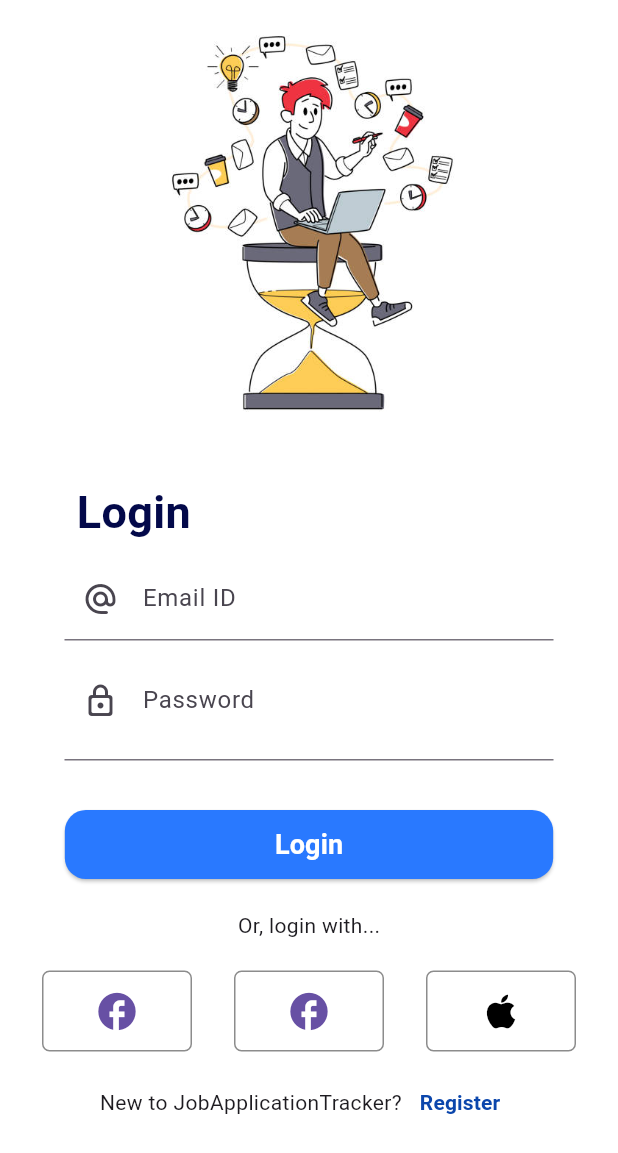
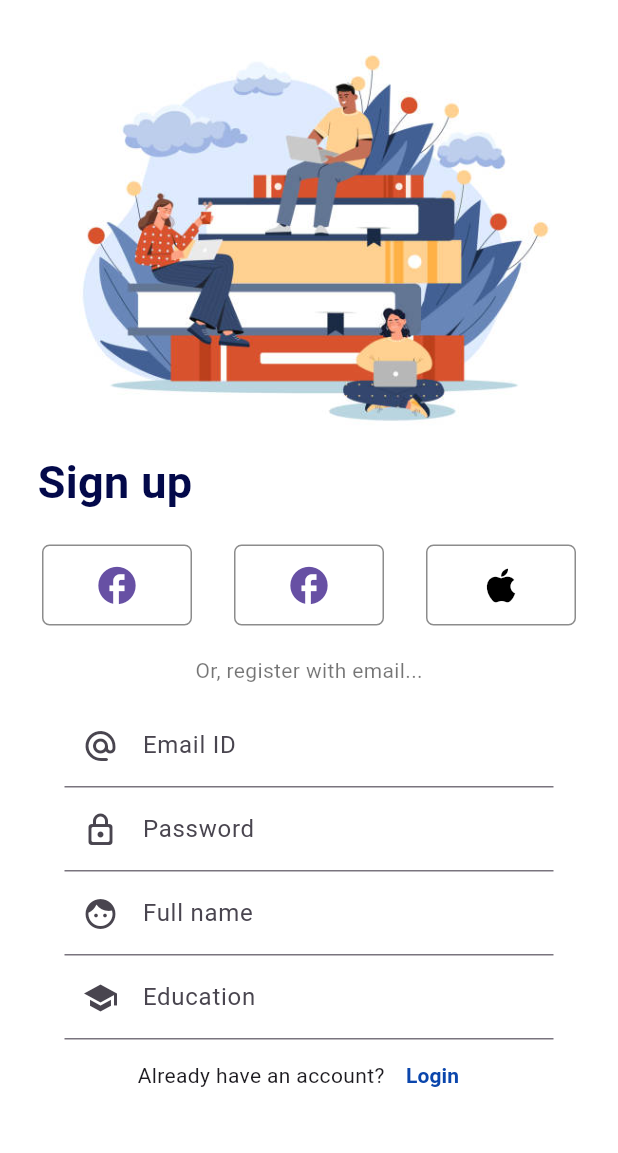
Before and after one commit to TanushreeBalakumar/job_application_tracker, a Flutter app: the screen it shows after launch, after a tap on "Register", on a phone screen of 412 x 824 dp. Shown: the top 1153 px of the screen. Run offline on Flutter 3.47's test engine with Material 3 defaults, Android fonts, the phone set to English and light mode, and no system bars; our stand-ins replace go_router.

Commit message:
feat: created SignUp page and added GoRouter

```diff
--- a/lib/main.dart
+++ b/lib/main.dart
@@ -1,13 +1,12 @@
 import 'package:flutter/material.dart';
 import 'package:flutter/services.dart';
-import 'package:job_application_tracker/pages/login_page.dart';
-
+import 'package:job_application_tracker/router.dart';
 
 void main() {
-   WidgetsFlutterBinding.ensureInitialized();
+  WidgetsFlutterBinding.ensureInitialized();
   SystemChrome.setEnabledSystemUIMode(SystemUiMode.edgeToEdge);
   SystemChrome.setSystemUIOverlayStyle(
-    SystemUiOverlayStyle(
+    const SystemUiOverlayStyle(
       statusBarColor: Colors.transparent,
     ),
   );
@@ -15,14 +14,15 @@ void main() {
   runApp(const MyApp());
 }
 
+
 class MyApp extends StatelessWidget {
   const MyApp({super.key});
 
   @override
   Widget build(BuildContext context) {
-    return MaterialApp(
+    return MaterialApp.router(
       debugShowCheckedModeBanner: false,
-      home: LoginPage(),
+      routerConfig: router,
     );
   }
 }
--- a/lib/pages/login_page.dart
+++ b/lib/pages/login_page.dart
@@ -1,4 +1,5 @@
 import 'package:flutter/material.dart';
+import 'package:go_router/go_router.dart';
 
 class LoginPage extends StatefulWidget {
   const LoginPage({super.key});
@@ -128,8 +129,11 @@ class _LoginPageState extends State<LoginPage> {
               mainAxisAlignment: MainAxisAlignment.center,
               children: [
                 Text('New to JobApplicationTracker?'),
-                TextButton(onPressed: () {},
-                child: Text('Register', style: TextStyle(color: const Color.fromARGB(255, 11, 70, 172), fontWeight: FontWeight.bold),)),
+                TextButton(
+                  onPressed: () {
+                    context.push('/signup');
+                  },
+                  child: Text('Register', style: TextStyle(color: const Color.fromARGB(255, 11, 70, 172), fontWeight: FontWeight.bold),)),
               ],
             ),
 
--- /dev/null
+++ b/lib/pages/signup_page.dart
@@ -0,0 +1,134 @@
+import 'package:flutter/material.dart';
+import 'package:go_router/go_router.dart';
+
+class SignupPage extends StatefulWidget {
+  const SignupPage({super.key});
+
+  @override
+  State<SignupPage> createState() => _SignupPageState();
+}
+
+class _SignupPageState extends State<SignupPage> {
+  @override
+  Widget build(BuildContext context) {
+    return Scaffold(
+      backgroundColor: Colors.white,
+      body: SafeArea(
+        child: Column(
+          children: [
+            Image.asset('assets/signup.jpg',
+            width: 400,
+            height: 300,
+            ),
+
+            Container(
+              width: double.infinity,
+              padding: const EdgeInsets.symmetric(horizontal: 25),
+              child: Text(
+                'Sign up',
+                style:
+                TextStyle(color: const Color.fromARGB(255, 3, 9, 74), fontWeight: FontWeight.bold, fontSize: 30,),
+                textAlign: TextAlign.left,
+              ),
+            ),
+
+            SizedBox(
+              height: 20
+            ),
+
+            Row(
+              mainAxisAlignment: MainAxisAlignment.spaceEvenly,
+              children: [
+                OutlinedButton.icon(
+                  onPressed: () {},
+                  label: Icon(Icons.facebook, size: 30,),
+                  style: OutlinedButton.styleFrom(
+                    shape: RoundedRectangleBorder(
+                      borderRadius: BorderRadius.circular(5),
+                    ),
+                    padding: const EdgeInsets.symmetric(horizontal: 35, vertical: 12),
+                    side: const BorderSide(color: Colors.black45),
+                  )
+                ),
+
+                OutlinedButton.icon(
+                  onPressed: () {},
+                  label: Icon(Icons.facebook, size: 30,),
+                  style: OutlinedButton.styleFrom(
+                    shape: RoundedRectangleBorder(
+                      borderRadius: BorderRadius.circular(5),
+                    ),
+                    padding: const EdgeInsets.symmetric(horizontal: 35, vertical: 12),
+                    side: const BorderSide(color: Colors.black45),
+                  )
+                ),
+
+                OutlinedButton.icon(
+                  onPressed: () {},
+                  label: Icon(Icons.apple, size: 30, color: Colors.black,),
+                  style: OutlinedButton.styleFrom(
+                    shape: RoundedRectangleBorder(
+                      borderRadius: BorderRadius.circular(5),
+                    ),
+                    padding: const EdgeInsets.symmetric(horizontal: 35, vertical: 12),
+                    side: const BorderSide(color: Colors.black45),
+                  )
+                ),
+              ],
+            ),
+
+            SizedBox(
+              height: 20,
+            ),
+
+            Text('Or, register with email...',
+            style: TextStyle(color: Colors.black54, fontSize: 14),
+            ),
+
+            Container(
+              padding: EdgeInsets.all(12),
+              width: 350,
+              child: Column(
+                crossAxisAlignment: CrossAxisAlignment.start,
+                children: [
+                  TextField(
+                    decoration: InputDecoration(
+                      labelText: 'Email ID', prefixIcon: Icon(Icons.alternate_email_rounded),
+                    ),
+                  ),
+                  TextField(
+                    decoration: InputDecoration(
+                      labelText: 'Password', prefixIcon: Icon(Icons.lock_outline_rounded),
+                    ),
+                  ),
+                  TextField(
+                    decoration: InputDecoration(
+                      labelText: 'Full name', prefixIcon: Icon(Icons.face),
+                    ),
+                  ),
+                  TextField(
+                    decoration: InputDecoration(
+                      labelText: 'Education', prefixIcon: Icon(Icons.school),
+                    ),
+                  ),
+
+                  Row(
+                    mainAxisAlignment: MainAxisAlignment.center,
+                    children: [
+                      Text('Already have an account?'),
+                      TextButton(
+                        onPressed: () {
+                          context.push('/');
+                        },
+                      child: Text('Login', style: TextStyle(color: const Color.fromARGB(255, 11, 70, 172), fontWeight: FontWeight.bold),)),
+                    ],
+                  ),
+                ],
+              ),
+            ),
+          ],
+        ),
+      ),
+    );
+  }
+}
--- /dev/null
+++ b/lib/router.dart
@@ -0,0 +1,16 @@
+import 'package:go_router/go_router.dart';
+import 'package:job_application_tracker/pages/login_page.dart';
+import 'package:job_application_tracker/pages/signup_page.dart';
+
+final GoRouter router = GoRouter(
+  routes: [
+    GoRoute(
+      path: '/',
+      builder: (context, state) => const LoginPage(),
+    ),
+    GoRoute(
+      path: '/signup',
+      builder: (context, state) => const SignupPage(),
+    ),
+  ],
+);
--- a/pubspec.yaml
+++ b/pubspec.yaml
@@ -30,6 +30,7 @@ environment:
 dependencies:
   flutter:
     sdk: flutter
+  go_router: ^13.0.0
 
   # The following adds the Cupertino Icons font to your application.
   # Use with the CupertinoIcons class for iOS style icons.
```
Also changed, not shown: pubspec.lock.
